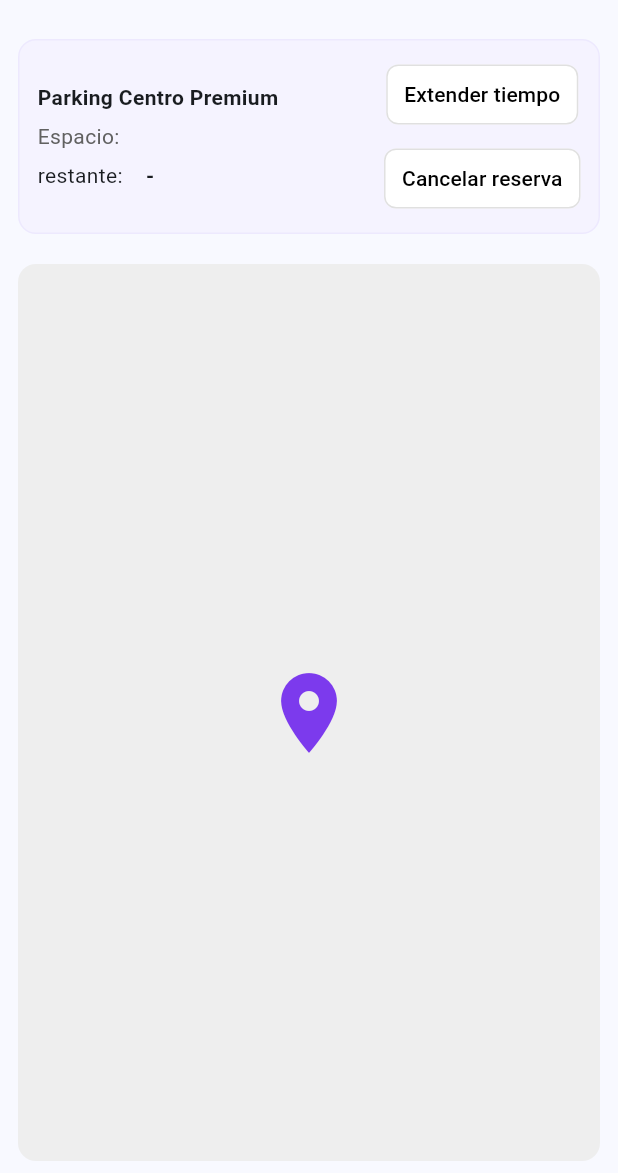
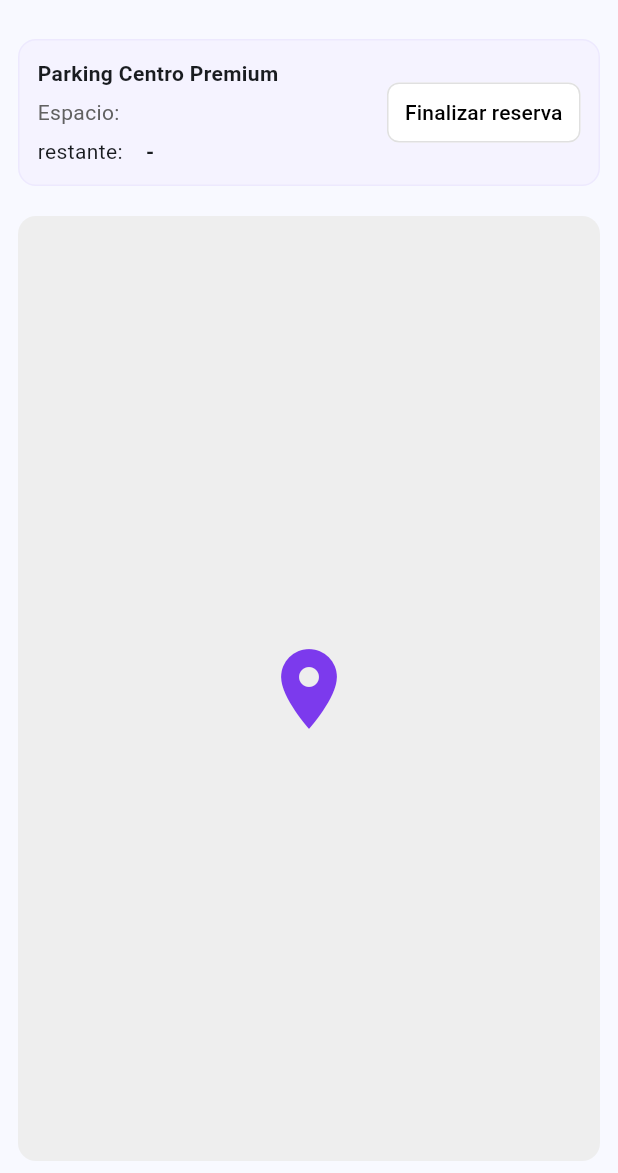
Before and after one commit to Emergentes-Trackmind/FrontEnd-Mobil-SpotFinder, a Flutter app: the ReservationMapView screen opened directly with empty values, on a phone screen of 412 x 824 dp, the part 63-1236 px from its top. Run offline on Flutter 3.47's test engine with Material 3 defaults, Android fonts, the phone set to English and light mode, and no system bars; our stand-ins replace flutter_dotenv, geolocator, shared_preferences; missing offline and left inert: mapbox_maps_flutter; accounts and stored records are empty.

Commit message:
Fix(main):Fix reservation options

```diff
--- a/lib/reservations/views/reservation-map.view.dart
+++ b/lib/reservations/views/reservation-map.view.dart
@@ -21,9 +21,9 @@ class _ReservationMapViewState extends State<ReservationMapView> {
         'COMPLETED',
       );
       if (!mounted) return;
-      ScaffoldMessenger.of(
-        context,
-      ).showSnackBar(SnackBar(content: Text(tr('reservations.canceled_snack'))));
+      ScaffoldMessenger.of(context).showSnackBar(
+        SnackBar(content: Text(tr('reservations.finalized_snack'))),
+      );
       // Redirect to the reservations screen after finalizing.
       // Use pushReplacementNamed to replace the current active reservation view
       // with the reservations list so the user sees their updated reservations.
@@ -31,27 +31,10 @@ class _ReservationMapViewState extends State<ReservationMapView> {
       Navigator.pushReplacementNamed(context, '/reservations');
     } catch (e) {
       if (!mounted) return;
-      ScaffoldMessenger.of(
-        context,
-      ).showSnackBar(SnackBar(content: Text('${tr('reservations.error_canceling')}: $e')));
+      ScaffoldMessenger.of(context).showSnackBar(
+        SnackBar(content: Text('${tr('reservations.error_canceling')}: $e')),
+      );
     }
-  }
-
-  void _extendTime() {
-    // Placeholder: you can open a dialog to select extra minutes/hours and call an API
-    showDialog(
-      context: context,
-      builder: (context) => AlertDialog(
-        title: Text(tr('reservation.extend_time_title')),
-        content: Text(tr('reservation.extend_time_content')),
-        actions: [
-          TextButton(
-            onPressed: () => Navigator.pop(context),
-            child: Text(tr('common.close')),
-          ),
-        ],
-      ),
-    );
   }
 
   @override
@@ -101,24 +84,6 @@ class _ReservationMapViewState extends State<ReservationMapView> {
                 Column(
                   children: [
                     ElevatedButton(
-                      onPressed: _extendTime,
-                      style: ElevatedButton.styleFrom(
-                        backgroundColor: Colors.white,
-                        foregroundColor: Colors.black,
-                        side: BorderSide(color: Colors.grey.shade300),
-                        padding: const EdgeInsets.symmetric(
-                          vertical: 8,
-                          horizontal: 12,
-                        ),
-                        shape: RoundedRectangleBorder(
-                          borderRadius: BorderRadius.circular(8),
-                        ),
-                        elevation: 0,
-                      ),
-                      child: Text(tr('reservation.extend_time_title')),
-                    ),
-                    const SizedBox(height: 8),
-                    ElevatedButton(
                       onPressed: _finalizeReservation,
                       style: ElevatedButton.styleFrom(
                         backgroundColor: Colors.white,
@@ -133,7 +98,7 @@ class _ReservationMapViewState extends State<ReservationMapView> {
                         ),
                         elevation: 0,
                       ),
-                      child: Text(tr('reservations.cancel_label')),
+                      child: Text(tr('reservations.finalize_label')),
                     ),
                   ],
                 ),
--- a/lib/shared/i18n.dart
+++ b/lib/shared/i18n.dart
@@ -85,6 +85,8 @@ const Map<String, Map<String, String>> _translations = {
     'reservations.view_on_map': 'Ver en mapa',
     'reservations.cancel_label': 'Cancelar reserva',
     'reservations.canceled_snack': 'Reserva cancelada',
+    'reservations.finalize_label': 'Finalizar reserva',
+    'reservations.finalized_snack': 'Reserva finalizada',
     'reservations.error_canceling': 'Error cancelando',
     'reservation.extend_time_title': 'Extender tiempo',
     'reservation.extend_time_content':
@@ -232,6 +234,8 @@ const Map<String, Map<String, String>> _translations = {
     'reservations.view_on_map': 'View on map',
     'reservations.cancel_label': 'Cancel reservation',
     'reservations.canceled_snack': 'Reservation canceled',
+    'reservations.finalize_label': 'Finalize reservation',
+    'reservations.finalized_snack': 'Reservation finalized',
     'reservations.error_canceling': 'Error canceling',
     'reservation.extend_time_title': 'Extend time',
     'reservation.extend_time_content':
```
